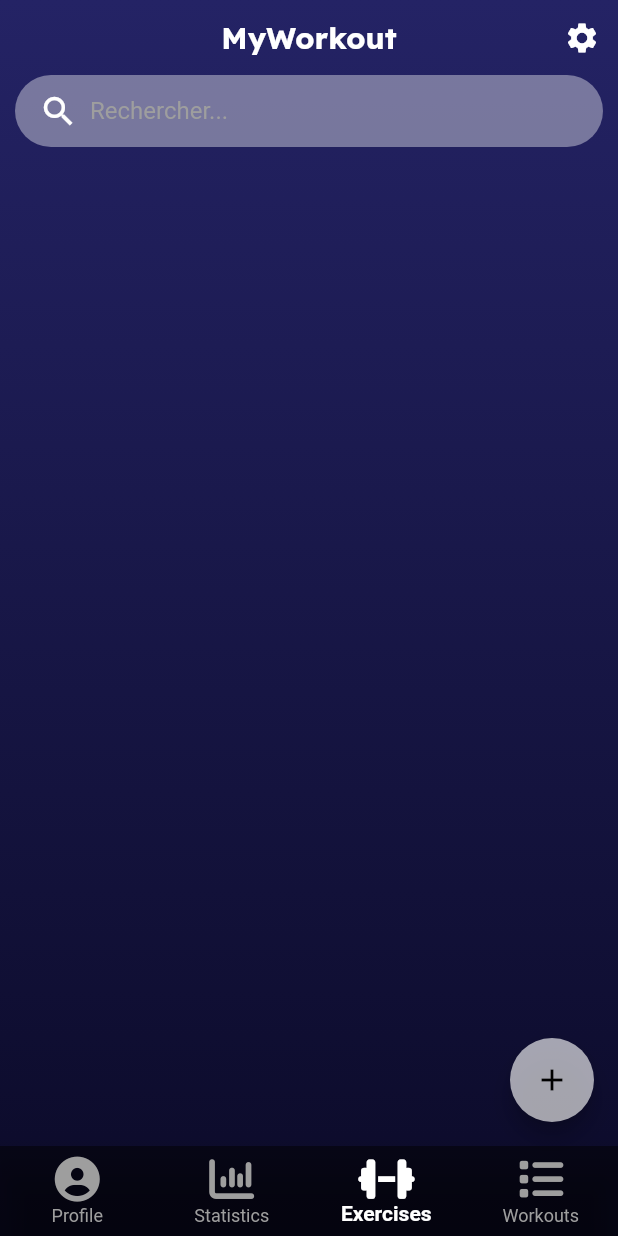
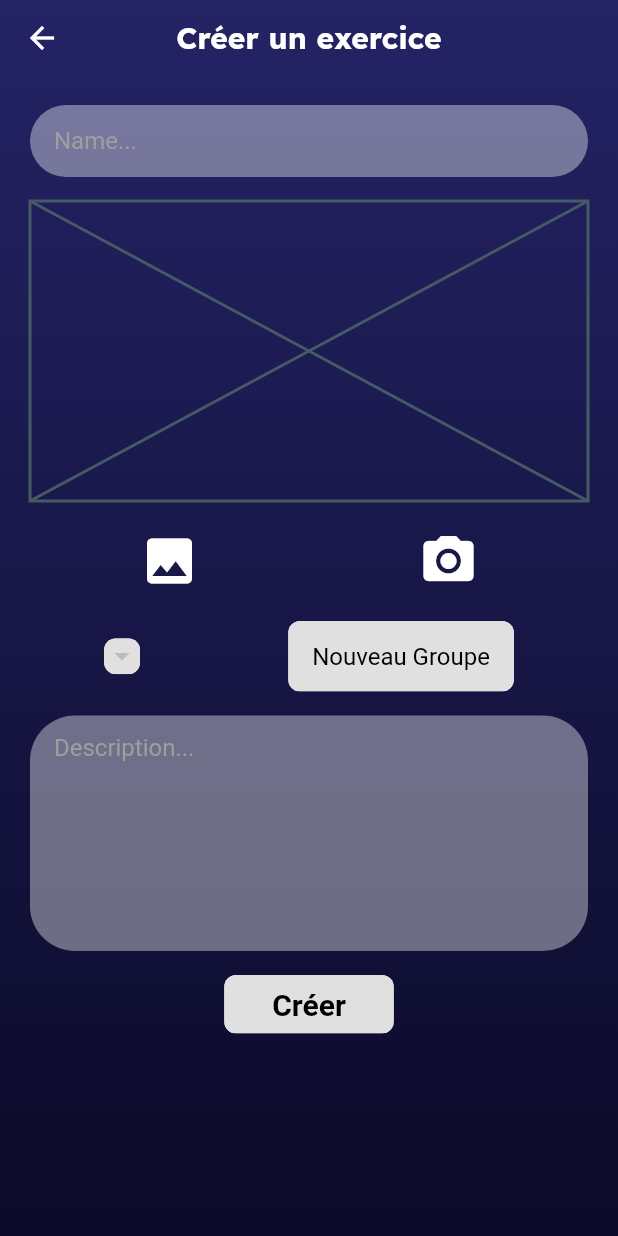
Before and after one commit to TimotheeBarry/myworkout, a Flutter app: the screen it shows after launch, item 3 of the bottom bar chosen, after a tap on the "add" icon, on a phone screen of 412 x 824 dp. Run offline on Flutter 3.47's test engine with Material 2 defaults, Android fonts, the phone set to English and light mode, and no system bars; our stand-ins replace font_awesome_flutter, google_fonts, sqflite, syncfusion_flutter_charts; accounts and stored records are empty.

Commit message:
feat: create exercise view + edit designs

```diff
--- a/lib/core/navigation/main_pages.dart
+++ b/lib/core/navigation/main_pages.dart
@@ -1,5 +1,6 @@
 import 'package:flutter/material.dart';
 import 'package:myworkout/core/util/custom_floating_button.dart';
+import 'package:myworkout/exercises/view/create_exercise_view.dart';
 
 import '../../exercises/view/exercises_view.dart';
 import '../../profile/view/profile_view.dart';
@@ -25,7 +26,21 @@ class _MainPagesState extends State<MainPages> {
   }
 
   Widget? buildFloatingActionButton() {
-    return currentIndex! >= 2 ? CustomFloatingButton() : null;
+    switch (currentIndex) {
+      case 2:
+        return CustomFloatingButton(
+          onPressed: () => Navigator.push(
+            context,
+            MaterialPageRoute(
+              builder: (context) => const CreateExerciseView(),
+            ),
+          ),
+        );
+      case 3:
+        return null;
+      default:
+        return null;
+    }
   }
 
   @override
--- a/lib/core/theme/styles.dart
+++ b/lib/core/theme/styles.dart
@@ -1,3 +1,5 @@
+import 'package:myworkout/core/theme/styles/button.dart';
+
 import 'styles/lists.dart';
 import 'styles/page.dart';
 import 'styles/frame.dart';
@@ -5,3 +7,4 @@ import 'styles/frame.dart';
 final frame = Frame();
 final page = Page();
 final list = Lists();
+final button = Button();
--- /dev/null
+++ b/lib/core/theme/styles/button.dart
@@ -0,0 +1,20 @@
+import 'package:flutter/material.dart';
+
+class Button {
+  Button();
+
+  Color get backgroundColor => Colors.grey[300]!;
+  Color get foregroundColor => Colors.black;
+
+  BorderRadius get borderRadius => BorderRadius.circular(8);
+
+  TextStyle get bigText => TextStyle(
+        fontSize: 20,
+        fontWeight: FontWeight.bold,
+        color: foregroundColor,
+      );
+  TextStyle get smallText => TextStyle(
+        fontSize: 16,
+        color: foregroundColor,
+      );
+}
--- a/lib/core/theme/styles/frame.dart
+++ b/lib/core/theme/styles/frame.dart
@@ -3,13 +3,16 @@ import 'package:flutter/material.dart';
 class Frame {
   Frame();
 
+  Color get primaryTextColor => Colors.white;
+  Color get secondaryTextColor => Colors.grey[400]!;
+  Color get backgroundColor => const Color(0x20ffffff);
+
   EdgeInsets get margin => const EdgeInsets.all(10);
   BoxDecoration get boxDecoration => BoxDecoration(
         borderRadius: BorderRadius.circular(16),
-        color: const Color(0x20ffffff),
+        color: backgroundColor,
       );
-  Color get primaryTextColor => Colors.white;
-  Color get secondaryTextColor => Colors.grey[400]!;
+
   TextStyle get title => TextStyle(
         color: primaryTextColor,
         fontSize: 20,
@@ -24,4 +27,8 @@ class Frame {
         color: primaryTextColor,
         fontSize: 16,
       );
+  TextStyle get legend => TextStyle(
+        color: secondaryTextColor,
+        fontSize: 10,
+      );
 }
--- a/lib/core/util/custom_floating_button.dart
+++ b/lib/core/util/custom_floating_button.dart
@@ -1,18 +1,18 @@
 import 'package:flutter/material.dart';
+import '../../core/theme/styles.dart' as styles;
 
 class CustomFloatingButton extends StatelessWidget {
-  final openView;
-  CustomFloatingButton({this.openView});
+  final void Function() onPressed;
+  CustomFloatingButton({required this.onPressed});
 
   @override
   Widget build(BuildContext context) {
     //exercice ou séance
-
     return FloatingActionButton(
-      onPressed: () => {}, //buttonAction,
+      onPressed: onPressed, //buttonAction,
+      backgroundColor: styles.button.backgroundColor,
+      foregroundColor: styles.button.foregroundColor,
       child: const Icon(Icons.add),
-      backgroundColor: const Color(0xa0ffffff),
-      foregroundColor: Colors.black,
     );
   }
 }
--- /dev/null
+++ b/lib/core/util/input_field.dart
@@ -0,0 +1,57 @@
+import 'package:flutter/material.dart';
+import '../../core/theme/styles.dart' as styles;
+
+class InputField extends StatelessWidget {
+  final Function(String)? onChanged;
+  final Function(String)? onSubmitted;
+  final EdgeInsetsGeometry? padding;
+  final String? hintText;
+  final double? height;
+  final double? width;
+  final TextInputType? keyboardType;
+  final bool shadow;
+  final double? radius;
+  final int? maxLines;
+  final String? initialValue;
+  const InputField(
+      {Key? key,
+      this.onChanged,
+      this.padding,
+      this.height,
+      this.hintText,
+      this.onSubmitted,
+      this.keyboardType,
+      this.width,
+      this.shadow = false,
+      this.radius,
+      this.maxLines = 1,
+      this.initialValue})
+      : super(key: key);
+
+  @override
+  Widget build(BuildContext context) {
+    return Container(
+      padding: EdgeInsets.only(left: 16),
+      height: height,
+      width: width,
+      decoration: BoxDecoration(
+        color: Color(0x63ffffff),
+        borderRadius: BorderRadius.circular(
+            radius ?? ((height == null) ? 30 : height! / 2)),
+      ),
+      child: TextFormField(
+        style: styles.frame.text,
+        keyboardType: keyboardType,
+        onChanged: onChanged,
+        onFieldSubmitted: onSubmitted,
+        maxLines: maxLines,
+        initialValue: initialValue,
+        decoration: InputDecoration(
+          hintText: hintText,
+          hintStyle: TextStyle(color: Colors.grey),
+          border: InputBorder.none,
+        ),
+      ),
+    );
+  }
+}
--- a/lib/core/util/search_bar.dart
+++ b/lib/core/util/search_bar.dart
@@ -20,7 +20,7 @@ class SearchBar extends StatelessWidget {
           const SizedBox(width: 8),
           Expanded(
             child: TextFormField(
-              style: const TextStyle(color: Colors.white),
+              style: styles.frame.text,
               onChanged: onChanged,
               decoration: const InputDecoration(
                 hintText: 'Rechercher...',
--- a/lib/exercises/model/dao/exercises_dao.dart
+++ b/lib/exercises/model/dao/exercises_dao.dart
@@ -1,3 +1,4 @@
+import 'package:flutter/cupertino.dart';
 import 'package:myworkout/core/services/database_provider.dart';
 import 'package:myworkout/exercises/model/entity/exercise.dart';
 import 'package:myworkout/exercises/model/entity/exercise_group.dart';
@@ -5,48 +6,82 @@ import 'package:myworkout/exercises/model/entity/exercise_group.dart';
 class ExercisesDao {
   final dbProvider = DatabaseProvider.dbProvider;
 
+  Future<Exercise> getExercise(id) async {
+    /* récupérer un exercice par son id*/
+    var db = await dbProvider.db;
+    final result = await db!.query(
+      'exercises',
+      columns: ExerciseFields.values,
+      where: '${ExerciseFields.id} =  ?',
+      whereArgs: [id],
+    );
+    if (result.isNotEmpty) {
+      return Exercise.fromJSON(result.first);
+    } else {
+      throw Exception('Exercise: ID $id not found');
+    }
+  }
+
   Future<List<ExerciseGroup>> getExerciseGroups() async {
+    /*récupérer les données de tous les groupes*/
     var db = await dbProvider.db;
-    List<Map> list = await db!.rawQuery('SELECT * FROM exercise_groups ORDER BY name');
-    List<ExerciseGroup> exerciseGroups = [];
-    for (int i = 0; i < list.length; i++) {
-      exerciseGroups.add(ExerciseGroup(
-        id: list[i]["id"],
-        name: list[i]["name"],
-      ));
-    }
+    List<Map<String, dynamic>> result;
+
+    result =
+        await db!.query('exercise_groups', columns: ExerciseGroupFields.values);
+
+    List<ExerciseGroup> exerciseGroups = result.isNotEmpty
+        ? result.map((item) => ExerciseGroup.fromJSON(item)).toList()
+        : [];
     return exerciseGroups;
   }
 
   Future<List<Exercise>> getExercises() async {
+    /*récupérer les données de tous les exercices*/
     var db = await dbProvider.db;
-    List<Map> list =
-        await db!.rawQuery('SELECT * FROM exercises ORDER BY name');
-    List<Exercise> exercises = [];
-    for (int i = 0; i < list.length; i++) {
-      exercises.add(Exercise(
-        id: list[i]["id"],
-        groupId: list[i]["group_id"],
-        name: list[i]["name"],
-        description: list[i]["description"],
-      ));
-    }
+    List<Map<String, dynamic>> result;
+
+    result = await db!.query('exercises', columns: ExerciseFields.values);
+
+    List<Exercise> exercises = result.isNotEmpty
+        ? result.map((item) => Exercise.fromJSON(item)).toList()
+        : [];
     return exercises;
   }
 
-  Future<List<Exercise>> getExercisesByGroup(groupId) async {
+  Future<Exercise> createExercise(Exercise exercise) async {
+    /*creer un nouvel exercice*/
     var db = await dbProvider.db;
-    List<Map> list =
-        await db!.rawQuery('SELECT * FROM exercises WHERE group_id=$groupId ORDER BY name');
-    List<Exercise> exercises = [];
-    for (int i = 0; i < list.length; i++) {
-      exercises.add(Exercise(
-        id: list[i]["id"],
-        groupId: list[i]["group_id"],
-        name: list[i]["name"],
-        description: list[i]["description"],
-      ));
-    }
-    return exercises;
+    final id = await db!.insert('exercises', exercise.toJSON()).then((value) => null);
+    return exercise.copy(id: id);
+  }
+
+  Future<ExerciseGroup> createExercisegroup(ExerciseGroup exerciseGroup) async {
+    /*creer un nouveau groupe*/
+    var db = await dbProvider.db;
+    final id = await db!.insert('exercise_groups', exerciseGroup.toJSON());
+    return exerciseGroup.copy(id: id);
+  }
+
+  Future<int> updateExercise(Exercise exercise) async {
+    /*mettre à jour les données d'un exercice*/
+    var db = await dbProvider.db;
+    return await db!.update(
+      'exercises',
+      exercise.toJSON(),
+      where: '${ExerciseFields.id} =  ?',
+      whereArgs: [exercise.id],
+    );
+  }
+
+  Future<int> updateExerciseGroup(ExerciseGroup exerciseGroup) async {
+    /*mettre à jour les données d'un groupe*/
+    var db = await dbProvider.db;
+    return await db!.update(
+      'exercise_groups',
+      exerciseGroup.toJSON(),
+      where: '${ExerciseGroupFields.id} =  ?',
+      whereArgs: [exerciseGroup.id],
+    );
   }
 }
--- a/lib/exercises/model/entity/exercise.dart
+++ b/lib/exercises/model/entity/exercise.dart
@@ -1,12 +1,60 @@
 class Exercise {
-  final int id;
-  final int groupId;
+  final int? id;
+  final int? groupId;
   final String? name;
   final String? description;
+  final bool stillExists;
   Exercise({
-    required this.id,
-    required this.groupId,
-    this.name,
-    this.description,
+    this.id,
+    this.groupId = 1,
+    this.name = "",
+    this.description = "",
+    this.stillExists = true,
   });
+
+  Map<String, Object?> toJSON() => {
+        ExerciseFields.id: id,
+        ExerciseFields.name: name,
+        ExerciseFields.groupId: groupId,
+        ExerciseFields.description: description,
+        ExerciseFields.stillExists: stillExists ? 1 : 0,
+      };
+
+  static Exercise fromJSON(Map<String, Object?> json) => Exercise(
+        id: json[ExerciseFields.id] as int,
+        groupId: json[ExerciseFields.groupId] as int,
+        name: json[ExerciseFields.name] as String?,
+        description: json[ExerciseFields.description] as String?,
+        stillExists: (json[ExerciseFields.stillExists] == 1),
+      );
+
+  Exercise copy({
+    int? id,
+    int? groupId,
+    String? name,
+    String? description,
+    bool? stillExists,
+  }) =>
+      Exercise(
+        id: id ?? this.id,
+        name: name ?? this.name,
+        groupId: groupId ?? this.groupId,
+        description: description ?? this.description,
+        stillExists: stillExists ?? this.stillExists,
+      );
 }
+
+class ExerciseFields {
+  static final List<String> values = [
+    id,
+    name,
+    groupId,
+    description,
+    stillExists,
+  ];
+  static const String id = 'id';
+  static const String name = 'name';
+  static const String groupId = 'group_id';
+  static const String description = 'description';
+  static const String stillExists = 'still_exists';
+}
--- a/lib/exercises/model/entity/exercise_group.dart
+++ b/lib/exercises/model/entity/exercise_group.dart
@@ -1,5 +1,39 @@
-class ExerciseGroup{
-  final int id;
+class ExerciseGroup {
+  final int? id;
   final String? name;
-  ExerciseGroup({required this.id,this.name});
+  final bool stillExists;
+  ExerciseGroup({
+    this.id,
+    this.name = "",
+    this.stillExists = true,
+  });
+
+  Map<String, Object?> toJSON() => {
+        ExerciseGroupFields.id: id,
+        ExerciseGroupFields.name: name,
+        ExerciseGroupFields.stillExists: stillExists ? 1 : 0,
+      };
+
+  static ExerciseGroup fromJSON(Map<String, Object?> json) => ExerciseGroup(
+        id: json[ExerciseGroupFields.id] as int,
+        name: json[ExerciseGroupFields.name] as String?,
+        stillExists: (json[ExerciseGroupFields.stillExists] == 1),
+      );
+
+  ExerciseGroup copy({int? id, String? name, bool? stillExists}) =>
+      ExerciseGroup(
+          id: id ?? this.id,
+          name: name ?? this.name,
+          stillExists: stillExists ?? this.stillExists);
 }
+
+class ExerciseGroupFields {
+  static final List<String> values = [
+    id,
+    name,
+    stillExists,
+  ];
+  static const String id = 'id';
+  static const String name = 'name';
+  static const String stillExists = 'still_exists';
+}
--- /dev/null
+++ b/lib/exercises/view/create_exercise_view.dart
@@ -0,0 +1,250 @@
+import 'package:flutter/material.dart';
+import 'package:myworkout/core/util/custom_app_bar.dart';
+import 'package:myworkout/core/util/input_field.dart';
+import 'package:myworkout/exercises/model/dao/exercises_dao.dart';
+import 'package:myworkout/exercises/model/entity/exercise.dart';
+import 'package:myworkout/exercises/model/entity/exercise_group.dart';
+import '../../core/theme/styles.dart' as styles;
+
+class CreateExerciseView extends StatefulWidget {
+  const CreateExerciseView({Key? key, this.exercise}) : super(key: key);
+  final Exercise? exercise;
+
+  @override
+  State<CreateExerciseView> createState() => _CreateExerciseViewState();
+}
+
+class _CreateExerciseViewState extends State<CreateExerciseView> {
+  List<ExerciseGroup> exerciseGroups = [];
+  late bool edit;
+  late Exercise editedExercise;
+
+  @override
+  void initState() {
+    super.initState();
+    setState(() {
+      edit = widget.exercise != null;
+      editedExercise = widget.exercise ?? Exercise();
+    });
+    getData();
+  }
+
+  void getData() async {
+    final exercisesDao = ExercisesDao();
+    List<ExerciseGroup> _exerciseGroups =
+        await exercisesDao.getExerciseGroups();
+    setState(() {
+      exerciseGroups = _exerciseGroups;
+    });
+  }
+
+  Widget buildNameInput({required BuildContext context}) {
+    return InputField(
+      hintText: 'Name...',
+      initialValue: widget.exercise?.name ?? "",
+      onChanged: (String name) {
+        editedExercise = editedExercise.copy(name: name);
+      },
+    );
+  }
+
+  Widget buildImageIcons() {
+    return Row(
+        mainAxisAlignment: MainAxisAlignment.spaceAround,
+        children: edit
+            ? [
+                IconButton(
+                  icon: Icon(Icons.image,
+                      size: 40, color: styles.frame.primaryTextColor),
+                  onPressed: () {},
+                  padding: EdgeInsets.zero,
+                ),
+                IconButton(
+                  icon: Icon(Icons.photo_camera,
+                      size: 40, color: styles.frame.primaryTextColor),
+                  onPressed: () {},
+                  padding: EdgeInsets.zero,
+                ),
+                IconButton(
+                  icon: Icon(Icons.delete,
+                      size: 40, color: styles.frame.primaryTextColor),
+                  onPressed: () {},
+                  padding: EdgeInsets.zero,
+                ),
+              ]
+            : [
+                IconButton(
+                  icon: Icon(Icons.image,
+                      size: 40, color: styles.frame.primaryTextColor),
+                  onPressed: () {},
+                  padding: EdgeInsets.zero,
+                ),
+                IconButton(
+                  icon: Icon(Icons.photo_camera,
+                      size: 40, color: styles.frame.primaryTextColor),
+                  onPressed: () {},
+                  padding: EdgeInsets.zero,
+                ),
+              ]);
+  }
+
+  Widget buildGroupsSelector({required BuildContext context}) {
+    final List<DropdownMenuItem<int>> dropDownItems = exerciseGroups.map(
+      (group) {
+        return DropdownMenuItem<int>(
+          alignment: AlignmentDirectional.centerStart,
+          value: group.id,
+          child: Container(
+            padding: const EdgeInsets.symmetric(
+              horizontal: 16,
+            ),
+            child: Text(group.name!),
+          ),
+        );
+      },
+    ).toList();
+    return Row(
+      mainAxisAlignment: MainAxisAlignment.spaceAround,
+      children: [
+        ClipRRect(
+          borderRadius: styles.button.borderRadius,
+          child: Material(
+            child: Ink(
+              decoration: BoxDecoration(color: styles.button.backgroundColor),
+              child: DropdownButtonHideUnderline(
+                child: Theme(
+                  data: Theme.of(context).copyWith(
+                    canvasColor: styles.button.backgroundColor,
+                  ),
+                  child: DropdownButton(
+                    //isDense: true,
+                    items: dropDownItems,
+                    value: editedExercise.groupId,
+                    style: styles.button.smallText,
+                    onChanged: (int? value) {
+                      setState(() {
+                        editedExercise = editedExercise.copy(groupId: value);
+                      });
+                    },
+                  ),
+                ),
+              ),
+            ),
+          ),
+        ),
+        ClipRRect(
+          borderRadius: styles.button.borderRadius,
+          child: Material(
+            child: InkWell(
+              onTap: () {},
+              child: Ink(
+                padding:
+                    const EdgeInsets.symmetric(horizontal: 16, vertical: 14),
+                decoration: BoxDecoration(color: styles.button.backgroundColor),
+                child: Text('Nouveau Groupe', style: styles.button.smallText),
+              ),
+            ),
+          ),
+        )
+      ],
+    );
+  }
+
+  Widget buildDescriptionArea({required BuildContext context}) {
+    return InputField(
+      maxLines: 7,
+      initialValue: widget.exercise?.description ?? "",
+      hintText: "Description...",
+      onChanged: (String description) {
+        setState(() {
+          editedExercise = editedExercise.copy(description: description);
+        });
+      },
+    );
+  }
+
+  void saveExercise() async {
+    var exercisesDao = ExercisesDao();
+    if (editedExercise.name == "") {
+      showDialog(
+        context: context,
+        builder: (BuildContext context) {
+          return AlertDialog(
+            title: Text("Veuillez renseigner le nom de l'exercice."),
+            actions: [
+              TextButton(
+                child: Text("OK"),
+                onPressed: () {
+                  Navigator.pop(context);
+                },
+              ),
+            ],
+          );
+        },
+      );
+    } else if (edit) {
+      await exercisesDao
+          .updateExercise(editedExercise)
+          .then((_) => Navigator.pop(context, true));
+      ;
+    } else {
+      await exercisesDao
+          .createExercise(editedExercise)
+          .then((_) => Navigator.pop(context, true));
+      ;
+    }
+  }
+
+  Widget buildSaveButton({required BuildContext context}) {
+    return ClipRRect(
+      borderRadius: styles.button.borderRadius,
+      child: Material(
+        child: InkWell(
+          onTap: () {
+            saveExercise();
+          },
+          child: Ink(
+            padding: const EdgeInsets.symmetric(vertical: 8, horizontal: 32),
+            decoration: BoxDecoration(color: styles.button.backgroundColor),
+            child:
+                Text(edit ? 'Editer' : 'Créer', style: styles.button.bigText),
+          ),
+        ),
+      ),
+    );
+  }
+
+  @override
+  Widget build(BuildContext context) {
+    return Container(
+      decoration: styles.page.boxDecoration,
+      child: Scaffold(
+        backgroundColor: Colors.transparent,
+        appBar: CustomAppBar(
+            title: edit ? 'Editer l\'exercise' : 'Créer un exercice'),
+        body: SingleChildScrollView(
+          child: Padding(
+            padding: const EdgeInsets.symmetric(vertical: 20, horizontal: 20),
+            child: Column(
+              children: [
+                buildNameInput(context: context),
+                const SizedBox(height: 16),
+                const Placeholder(
+                  fallbackHeight: 200,
+                ),
+                const SizedBox(height: 16),
+                buildImageIcons(),
+                const SizedBox(height: 16),
+                buildGroupsSelector(context: context),
+                const SizedBox(height: 16),
+                buildDescriptionArea(context: context),
+                const SizedBox(height: 16),
+                buildSaveButton(context: context),
+              ],
+            ),
+          ),
+        ),
+      ),
+    );
+  }
+}
--- a/lib/exercises/view/exercises_view.dart
+++ b/lib/exercises/view/exercises_view.dart
@@ -3,6 +3,7 @@ import 'package:myworkout/core/services/database_provider.dart';
 import 'package:myworkout/exercises/model/dao/exercises_dao.dart';
 import 'package:myworkout/exercises/model/entity/exercise.dart';
 import 'package:myworkout/exercises/model/entity/exercise_group.dart';
+import 'package:myworkout/exercises/view/create_exercise_view.dart';
 import '../../core/theme/styles.dart' as styles;
 import '../../core/util/search_bar.dart';
 
@@ -128,7 +129,14 @@ class _ExercisesViewState extends State<ExercisesView> {
             ),
             isThreeLine: true,
             onLongPress: () {},
-            onTap: () {}),
+            onTap: () {
+              Navigator.push(
+                context,
+                MaterialPageRoute(
+                  builder: (context) => CreateExerciseView(exercise: exercise),
+                ),
+              );
+            }),
       ),
     );
   }
```
